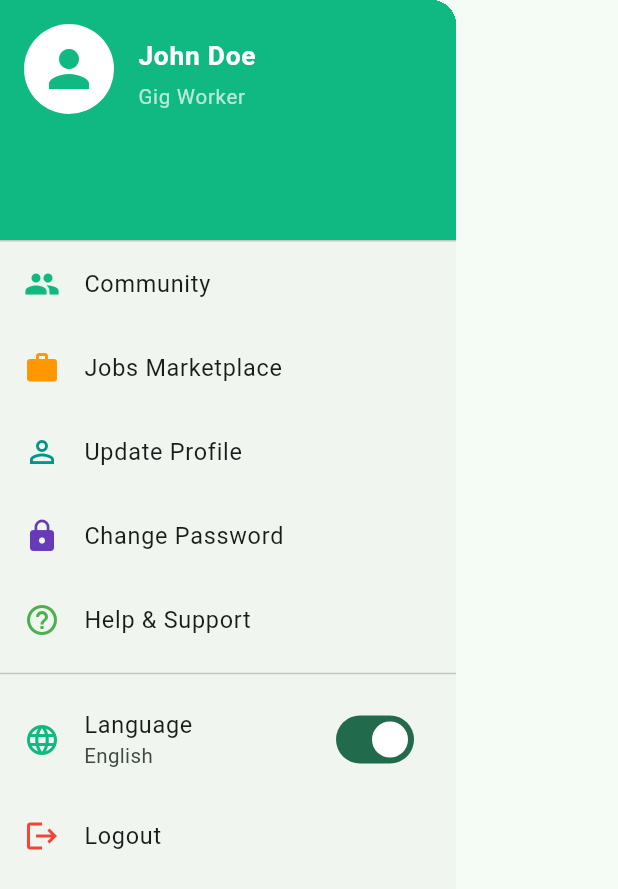
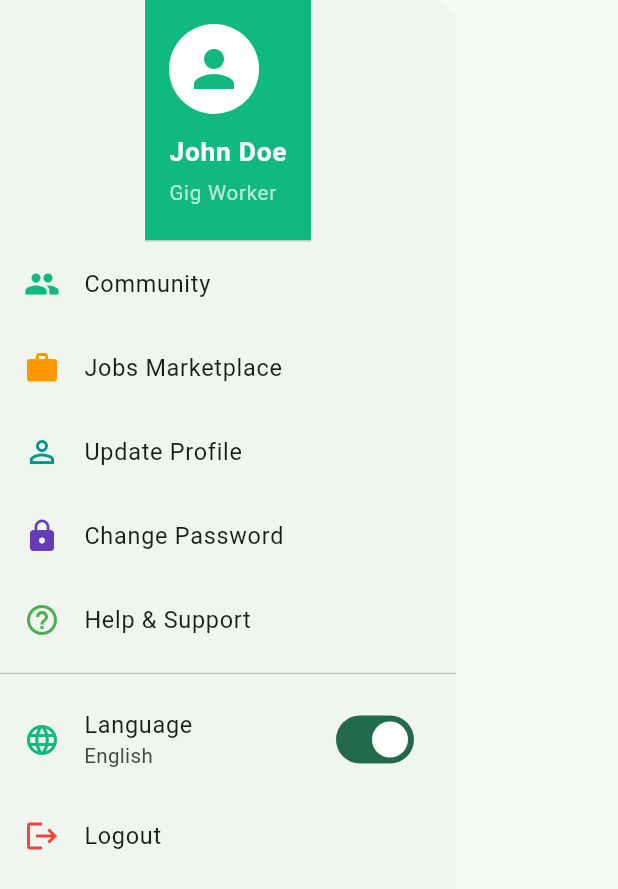
Before and after one commit to Veranzi/Jasho, a Flutter app: the ProfileDrawer widget shown alone on an empty page, opened directly, on a phone screen of 412 x 824 dp. Shown: the top 889 px of the screen. Run offline on Flutter 3.47's test engine with Material 3 defaults, Android fonts, the phone set to English and light mode, and no system bars; our stand-ins replace fl_chart, flutter_screenutil, intl_phone_field, printing, responsive_framework, shared_preferences; accounts and stored records are empty.

Commit message:
Refactor profile drawer layout to use Column
Co-authored-by: leparitours <leparitours@gmail.com>

```diff
--- a/jashoo/lib/screens/dashboard/profile_drawer.dart
+++ b/jashoo/lib/screens/dashboard/profile_drawer.dart
@@ -20,23 +20,17 @@ class ProfileDrawer extends StatelessWidget {
                 margin: EdgeInsets.zero,
                 padding: const EdgeInsets.all(16),
                 decoration: const BoxDecoration(color: Color(0xFF10B981)),
-                child: Row(
+                child: Column(
                   crossAxisAlignment: CrossAxisAlignment.start,
                   children: [
-                    // Profile image on the left
+                    // Profile image at the top
                     const CircleAvatar(
                       radius: 30,
                       backgroundColor: Colors.white,
                       child: Icon(Icons.person, size: 40, color: Color(0xFF10B981)),
                     ),
-                    const SizedBox(width: 16),
-                    // Name and work info on the right, left-aligned
-                    Expanded(
-                      child: Column(
-                        crossAxisAlignment: CrossAxisAlignment.start,
-                        mainAxisAlignment: MainAxisAlignment.start,
-                        children: [
-                          const SizedBox(height: 8),
+                    const SizedBox(height: 12),
+                    // Name and work info below the image, left-aligned
                     Text(
                       "John Doe",
                       style: TextStyle(
@@ -56,9 +50,6 @@ class ProfileDrawer extends StatelessWidget {
                         overflow: TextOverflow.ellipsis,
                       ),
                       maxLines: 1,
-                          ),
-                        ],
-                      ),
                     ),
                   ],
                 ),
```
Lines whose indentation alone changed are shown as unchanged.
